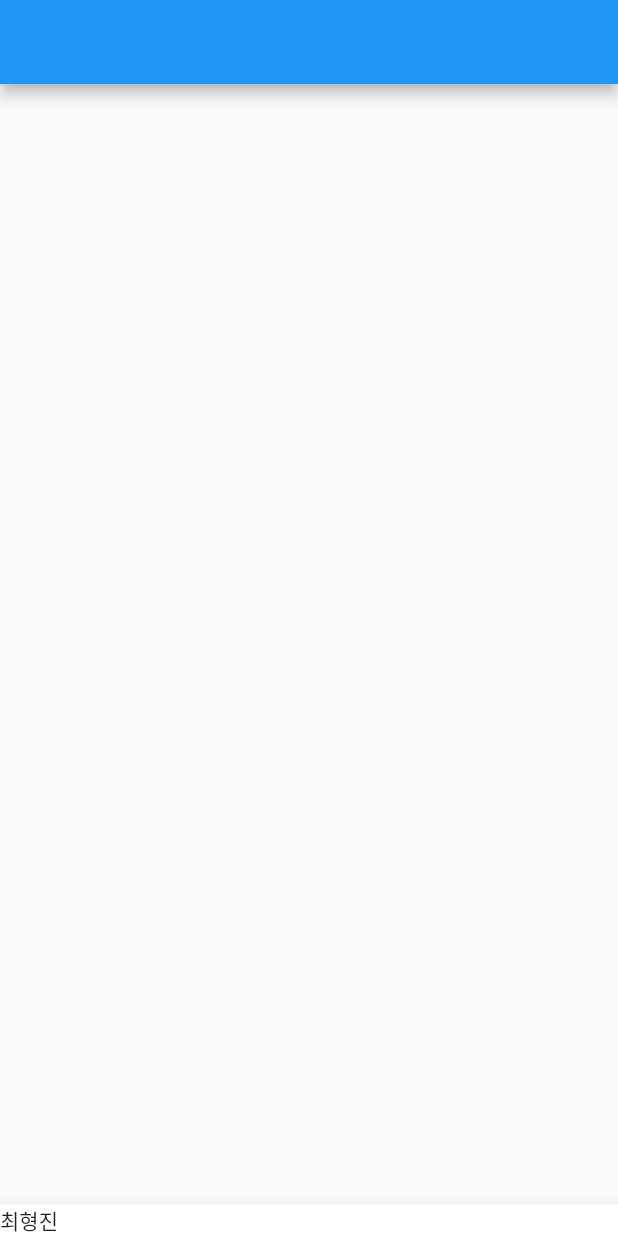
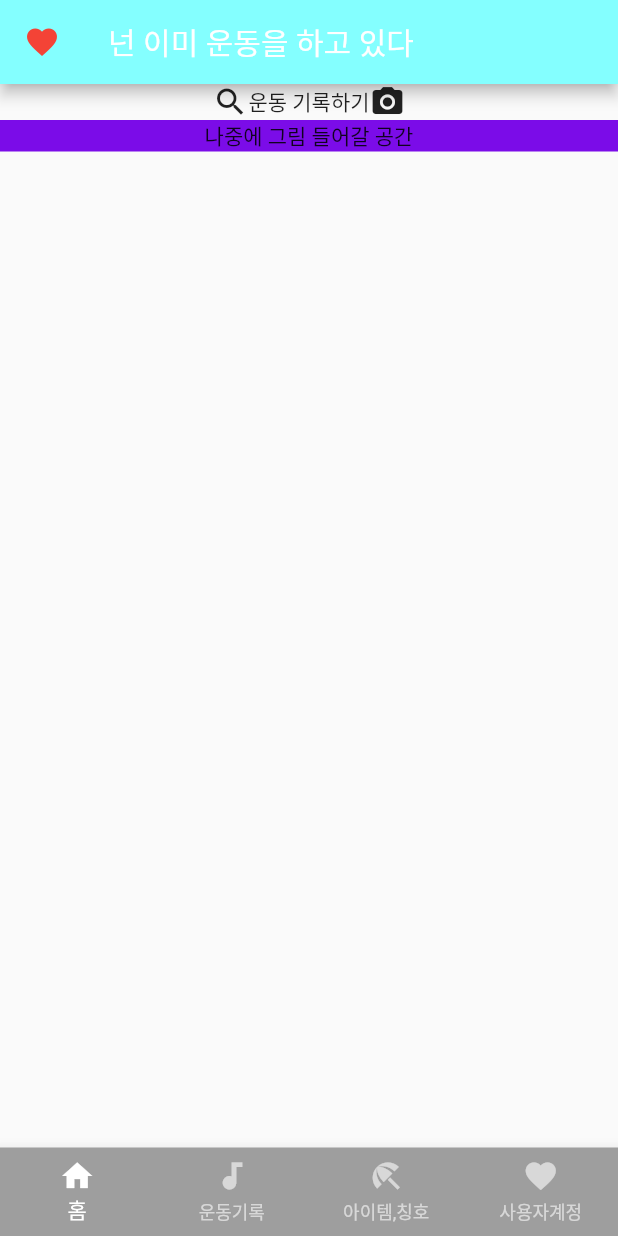
Before and after one commit to sundongkim-dev/gain-muscle, a Flutter app: the screen it shows after launch, on a phone screen of 412 x 824 dp. Run offline on Flutter 3.47's test engine with Material 2 defaults, Android fonts, the light colour scheme and no system bars.

Commit message:
make basic layouts

```diff
--- a/lib/main.dart
+++ b/lib/main.dart
@@ -1,18 +1,38 @@
 import 'package:flutter/material.dart';
 import 'dart:async';
-import 'package:gain_muscle/splashScreen.dart';
+
+import 'package:flutter/widgets.dart';
+import 'package:gain_muscle/views/home_view.dart';
+import 'package:gain_muscle/views/item_view.dart';
+import 'package:gain_muscle/views/record_view.dart';
+import 'package:gain_muscle/views/user_view.dart';
 
 Future<void> main() async {
-  bool data = await fetchData();
-  print(data);
+  // bool data = await fetchData();
+  // print(data);
 
-  runApp(const MyApp());      // 앱 시작
+  runApp(const MyApp()); // 앱 시작
 }
 
 // 앱 메인페이지
 // 앱 디자인: 위젯 짜깁기
-class MyApp extends StatelessWidget {
+class MyApp extends StatefulWidget {
   const MyApp({Key? key}) : super(key: key);
+
+  @override
+  State<MyApp> createState() => _MyAppState();
+}
+
+class _MyAppState extends State<MyApp> {
+  int currentIdx = 0;
+  final List _page = [homeView(), recordView(), itemView(), userView()];
+
+  void changePage(int idx) {
+    setState(() {
+      currentIdx = idx;
+    });
+  }
+
   @override
   Widget build(BuildContext context) {
     return MaterialApp(
@@ -21,11 +41,31 @@ class MyApp extends StatelessWidget {
         child: Container(width:50, height:50, color:Colors.blue), // 사이즈 단위는 픽셀이 아닌 LP, 50LP == 1.2cm
       )*/
       home: Scaffold(
-        appBar: AppBar(),
-        body: Container(),
-        bottomNavigationBar: BottomAppBar(child: Text('최형진')),
-      )
-
+          appBar: AppBar(
+            backgroundColor: Color(0xff84ffff),
+            leading: Icon(
+              Icons.favorite,
+              color: Colors.red,
+            ),
+            title: Text('넌 이미 운동을 하고 있다'),
+          ),
+          body: _page[currentIdx],
+          bottomNavigationBar: BottomNavigationBar(
+            type: BottomNavigationBarType.fixed,
+            backgroundColor: Colors.grey,
+            selectedItemColor: Colors.white,
+            unselectedItemColor: Colors.white.withOpacity(.60),
+            onTap: changePage,
+            items: [
+              BottomNavigationBarItem(icon: Icon(Icons.home), label: '홈'),
+              BottomNavigationBarItem(
+                  icon: Icon(Icons.audiotrack), label: '운동기록'),
+              BottomNavigationBarItem(
+                  icon: Icon(Icons.beach_access), label: '아이템,칭호'),
+              BottomNavigationBarItem(
+                  icon: Icon(Icons.favorite), label: '사용자계정'),
+            ],
+          )),
     );
   }
 }
--- /dev/null
+++ b/lib/views/home_view.dart
@@ -0,0 +1,38 @@
+import 'package:flutter/material.dart';
+
+class homeView extends StatefulWidget {
+  const homeView({Key? key}) : super(key: key);
+
+  @override
+  _homeViewState createState() => _homeViewState();
+}
+
+class _homeViewState extends State<homeView> {
+  @override
+  Widget build(BuildContext context) {
+    return Container(
+      child: Column(
+        children: [
+          Row(
+            mainAxisAlignment: MainAxisAlignment.center,
+            children: [
+              Icon(Icons.search),
+              Text('운동 기록하기'),
+              Icon(Icons.camera_alt),
+            ],
+          ),
+          Container(
+            alignment: Alignment.center,
+            // decoration: BoxDecoration(
+            //   // color: const Color(0xff7c94b6),
+            //   image: DecorationImage(
+            //       image: AssetImage('assets/Img/splashImg/splashImg.png')),
+            // ),
+            color: Color.fromRGBO(123, 12, 232, 1),
+            child: Text('나중에 그림 들어갈 공간'),
+          ),
+        ],
+      ),
+    );
+  }
+}
--- a/pubspec.yaml
+++ b/pubspec.yaml
@@ -56,6 +56,7 @@ dev_dependencies:
 flutter:
   assets:
     - assets/ # Img 사용하려면 등록
+    - assets/Img/splashImg/splashImg.png # Img 사용하려면 등록
 
   # The following line ensures that the Material Icons font is
   # included with your application, so that you can use the icons in
```
Also changed, not shown: lib/views/item_view.dart (added, +17 -0 lines), lib/views/record_view.dart (added, +17 -0 lines), lib/views/user_view.dart (added, +17 -0 lines).
